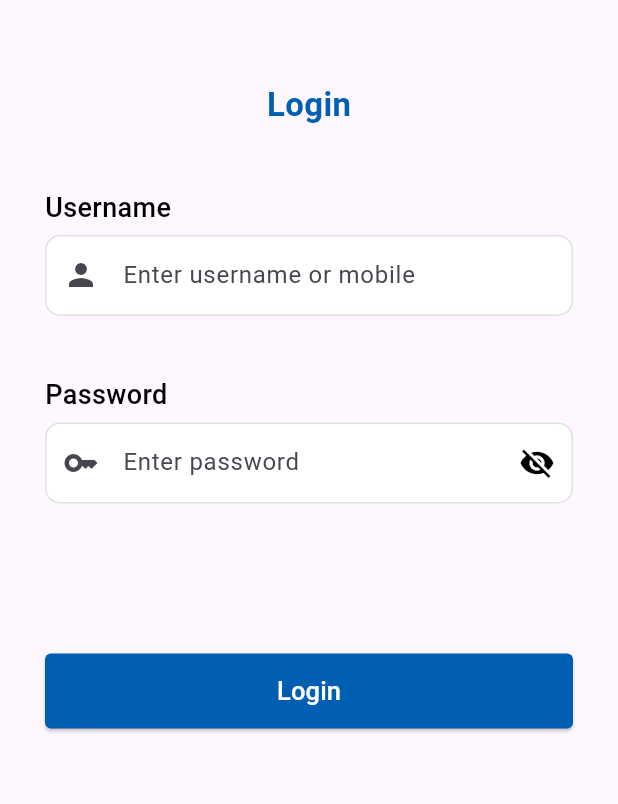
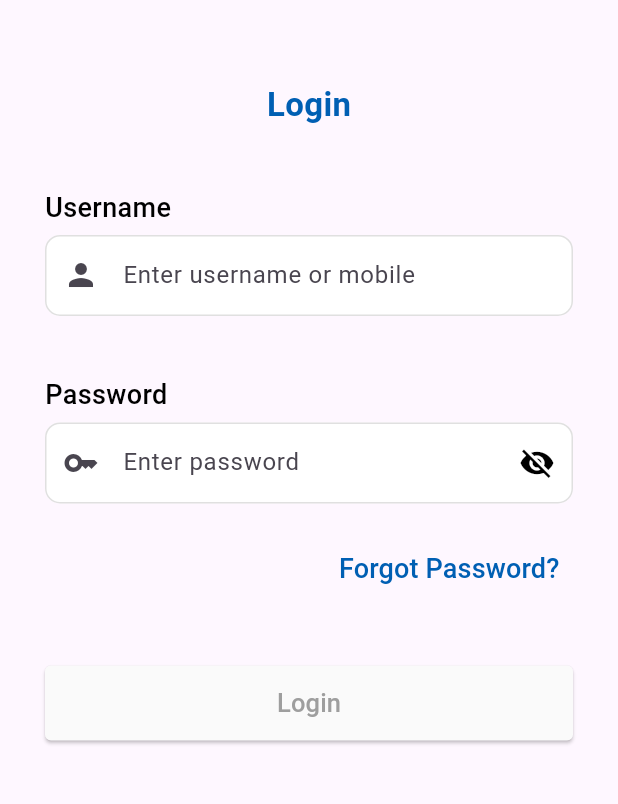
Before and after one commit to Param07Veer12/sony, a Flutter app: the screen it shows after launch, on a phone screen of 412 x 824 dp, the part 252-1056 px from its top. Run offline on Flutter 3.47's test engine with Material 2 defaults, Android fonts, the phone set to English and light mode, and no system bars; our stand-ins replace bloc, flutter_bloc, flutter_svg, google_fonts, pinput; missing offline and left inert: dart:ffi, encrypted_shared_preferences; accounts and stored records are empty; project files that could hold a hidden picture were left out.

Commit message:
New changes Ligin

```diff
--- a/lib/screens/login_screen/bloc/login_screen_bloc.dart
+++ b/lib/screens/login_screen/bloc/login_screen_bloc.dart
@@ -62,7 +62,10 @@ else
     "browserVersion": ""
       },
     };
-      NetworkClass.fromNetworkClass(postLoginApi, this, reqPostLogin, map).callPostService(_context, true);
+        emit(state.copyWith(success: true, logInDataModel: _logInDataModel, isError: false));
+
+   //   NetworkClass.fromNetworkClass(postLoginApi, this, reqPostLogin, map).callPostService(_context, true);
+
 }
   }
     void onUserNameChange(String value) {
--- a/lib/screens/login_screen/view/login_page.dart
+++ b/lib/screens/login_screen/view/login_page.dart
@@ -14,10 +14,48 @@ class _SignInForm extends StatelessWidget {
         CustomDivider(height: 40),
         LabelHeading(labelHeading: "Password"),
         _EnterPasswordTextFromField(),
-        CustomDivider(height: 100 ),
+        CustomDivider(height: 20),
+        _ForgotPassworddButton(),
+        CustomDivider(height: 40 ),
         _SignInButton(),
         SizedBox(height: 50,)
       ],
     ));
   }
 }
+
+class _ForgotPassworddButton extends StatelessWidget {
+  const _ForgotPassworddButton({Key? key}) : super(key: key);
+
+  @override
+  Widget build(BuildContext context) {
+    return
+     BlocBuilder<LoginScreenBloc,LoginScreenState>(
+     //   buildWhen: (previous, current) => previous.notValidNumber!=current.notValidNumber,
+        builder: (context, state) {
+      return Align(
+        alignment: Alignment.centerRight,
+        child: SizedBox(
+
+          width: 205,
+          child: ElevatedButton(
+            onPressed: /*state.mobileNumber==""? ()=>context.read<SignInCubit>().checkMobileNumberValidation():*/
+            //state.notValidNumber?null
+             ()=> print("sdkbhj"),
+             //context.read<SignInCubit>().callValidateLoginApi(),
+            child: const Text("Forgot Password?",style: TextStyle(color: themeColor,fontSize: 18),textAlign: TextAlign.right,),
+            style: ButtonStyle(
+                backgroundColor: MaterialStatePropertyAll(Colors.transparent),
+                 shadowColor: MaterialStatePropertyAll(Colors.transparent),
+                 foregroundColor: MaterialStatePropertyAll(Colors.transparent),
+                 surfaceTintColor: MaterialStatePropertyAll(Colors.transparent),
+
+                fixedSize: MaterialStateProperty.all(const Size.fromHeight(30)),
+                shape: MaterialStateProperty.all(
+                    const RoundedRectangleBorder(borderRadius: BorderRadius.all(Radius.circular(4))))),
+          ),
+        ),
+      );
+    } );
+  }
+}
--- a/lib/screens/login_screen/view/sign_in_button.dart
+++ b/lib/screens/login_screen/view/sign_in_button.dart
@@ -16,10 +16,10 @@ class _SignInButton extends StatelessWidget {
             //state.notValidNumber?null
              ()=>
             //  print("sdkbhj"),
-             context.read<LoginScreenBloc>().callLoginApi(),
-            child: const Text("Login",style: TextStyle(color: Colors.white,fontSize: 17),),
+            (state.userName != "") && (state.password != "") ? context.read<LoginScreenBloc>().callLoginApi() : print("fef"),
+            child:  Text("Login",style:  TextStyle(color: (state.userName != "") && (state.password != "") ? Colors.white : Colors.grey,fontSize: 17),),
             style: ButtonStyle(
-                backgroundColor: MaterialStatePropertyAll(customMaterialColor(themeColor)),
+                backgroundColor: (state.userName != "") && (state.password != "") ? MaterialStatePropertyAll(customMaterialColor(themeColor)) : MaterialStatePropertyAll(customMaterialColor(Colors.grey.shade50)),
                 fixedSize: MaterialStateProperty.all(const Size.fromHeight(50)),
                 shape: MaterialStateProperty.all(
                     const RoundedRectangleBorder(borderRadius: BorderRadius.all(Radius.circular(4))))),
```
Also changed, not shown: lib/screens/login_screen/view/login_screen.dart (+17 -17 lines).
